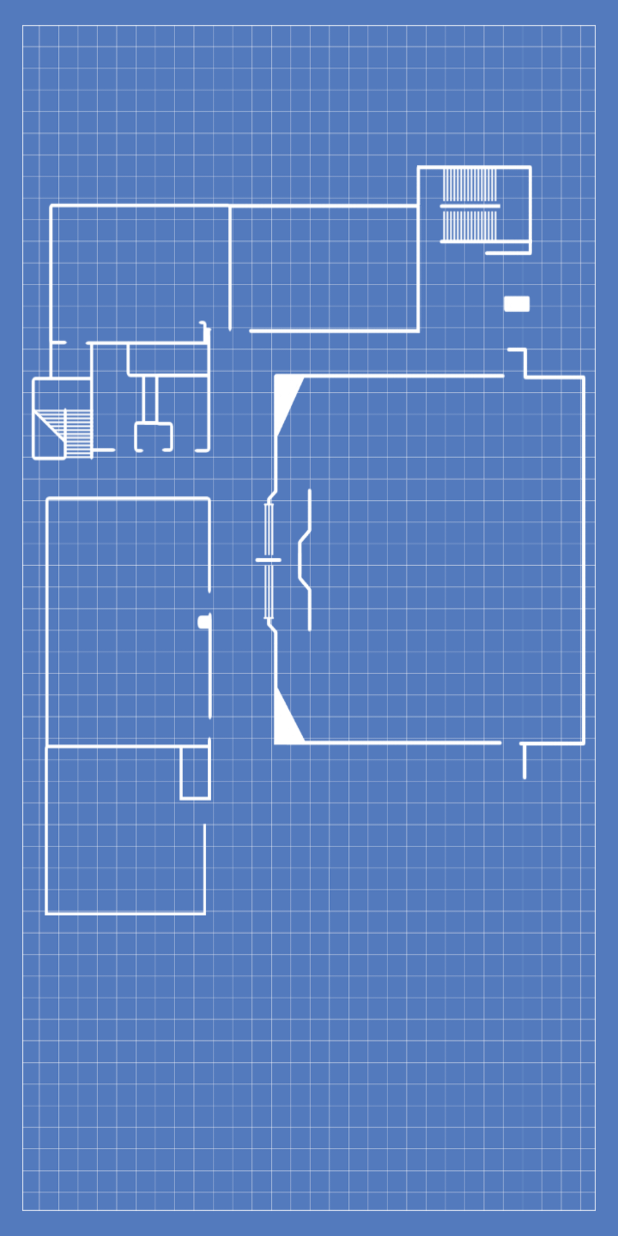
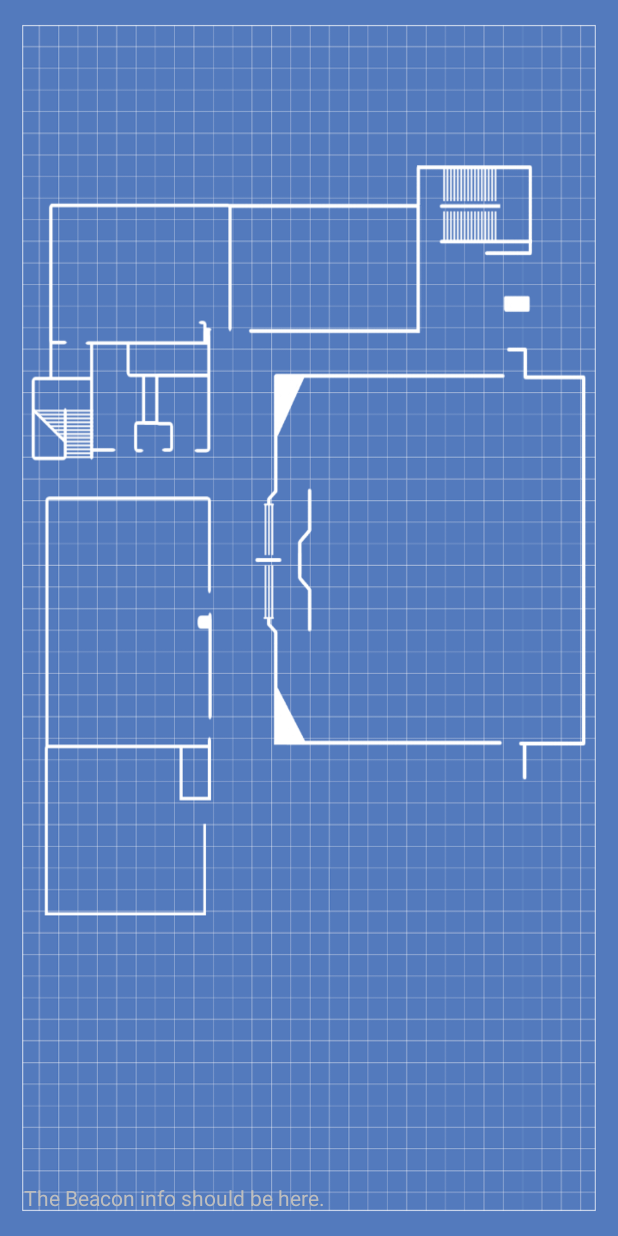
Before and after one commit to damouse/Bandela, an Android app: the screen it shows after launch (ViewMap), after a tap on "view map", on a phone screen of 412 x 824 dp. Run offline under Robolectric (Android 15) with nearby library versions, the phone set to English and light mode, and no system bars; 15 statements that could not run were skipped.

Commit message:
For testing purposes, I required that the constructor for gimbalHelper class require a TextView, specifically to alter the TextView located at the bottom of the "View Map" layout. However, I did not have success with the gimbalHelper class, and therefore constructed a BeaconEventListener and PlaceEventListener independent of the gimbalHelper class. Unfortunately, none of these have worked yet. I am more than willing to collaborate with someone tomorrow, otherwise I will continue to work on it myself. The program works and does not disrupt anything or cause any errors, so I am pushing it so if others decide to collaborate, they can see what I have setup in the ViewMap.java file.

```diff
--- a/app/src/main/java/wings/bandela/MainActivity.java
+++ b/app/src/main/java/wings/bandela/MainActivity.java
@@ -139,11 +139,10 @@ public class MainActivity extends Activity {
         /*
         Start of gimbal testing code that uses the gimbalHelper class.
          */
-        gimbalHelper theGimbalHelper = new gimbalHelper();
-        theGimbalHelper.addBeacon("beacon 1", "You have detected the beacon : beacon 1");
-        theGimbalHelper.addBeacon("beacon 2", "You have detected the beacon : beacon 2");
-        theGimbalHelper.addPlace("You have entered the place \"beacon 1\"!", "You have left the place \"beacon 1\"!", "beacon 1");
-
+        //gimbalHelper theGimbalHelper = new gimbalHelper();
+        //theGimbalHelper.addBeacon("beacon 1", "You have detected the beacon : beacon 1");
+        //theGimbalHelper.addBeacon("beacon 2", "You have detected the beacon : beacon 2");
+        //theGimbalHelper.addPlace("You have entered the place \"beacon 1\"!", "You have left the place \"beacon 1\"!", "beacon 1");
         /*
             TESTING finished for Gimbal code.
          */
--- a/app/src/main/java/wings/bandela/ViewMap.java
+++ b/app/src/main/java/wings/bandela/ViewMap.java
@@ -5,14 +5,68 @@ import android.support.v7.app.ActionBarActivity;
 import android.os.Bundle;
 import android.view.Menu;
 import android.view.MenuItem;
+import android.widget.TextView;
+import android.widget.Toast;
+
+import com.gimbal.android.BeaconEventListener;
+import com.gimbal.android.BeaconSighting;
+import com.gimbal.android.BeaconManager;
+import com.gimbal.android.Gimbal;
+import com.gimbal.android.PlaceEventListener;
+import com.gimbal.android.PlaceManager;
+import com.gimbal.android.Visit;
+
+import java.util.List;
 
 
 public class ViewMap extends Activity {
+
+    TextView beaconDetectorTextView;
+    BeaconEventListener beaconEventListener;
+    PlaceEventListener placeEventListener;
+    BeaconManager beaconManager;
+    PlaceManager placeManager;
 
     @Override
     protected void onCreate(Bundle savedInstanceState) {
         super.onCreate(savedInstanceState);
         setContentView(R.layout.activity_view_map);
+
+        Gimbal.setApiKey(this.getApplication(), "41238e20-69b3-48f7-b5b5-9648d9ba4dfb"); //"## PLACE YOUR API KEY HERE ##"
+
+
+        beaconDetectorTextView = (TextView) findViewById(R.id.beaconDetectorTextView);
+        beaconDetectorTextView.setText("The Beacon info should be here.");
+
+        //gimbalHelper theGimbalHelper = new gimbalHelper(beaconDetectorTextView);
+        //theGimbalHelper.addBeacon("beacon 5", "Hello you have seen me! Beacon 4!");
+
+        beaconEventListener = new BeaconEventListener() {
+            @Override
+            public void onBeaconSighting(BeaconSighting beaconSighting) {
+                //super.onBeaconSighting(beaconSighting);
+                beaconDetectorTextView.setText(beaconSighting.getRSSI());
+                Toast aTestingMessage = Toast.makeText(getBaseContext(), "We detected a beacon! " + beaconSighting.getRSSI(), Toast.LENGTH_LONG);
+                aTestingMessage.show();
+            }
+        };
+        beaconManager = new BeaconManager();
+        beaconManager.addListener(beaconEventListener);
+        beaconManager.startListening();
+
+        placeEventListener = new PlaceEventListener() {
+            @Override
+            public void onBeaconSighting(BeaconSighting beaconSighting, List<Visit> visits) {
+                //super.onBeaconSighting(beaconSighting, visits);
+                beaconDetectorTextView.setText(beaconSighting.getRSSI());
+                Toast aTestingMessage = Toast.makeText(getBaseContext(), "We detected a beacon! " + beaconSighting.getRSSI(), Toast.LENGTH_LONG);
+                aTestingMessage.show();
+
+
+            }
+        };
+        PlaceManager.getInstance().addListener(placeEventListener);
+        PlaceManager.getInstance().startMonitoring();
     }
 
 
--- a/app/src/main/res/layout/activity_view_map.xml
+++ b/app/src/main/res/layout/activity_view_map.xml
@@ -6,4 +6,11 @@
     android:paddingBottom="@dimen/activity_vertical_margin" tools:context="wings.bandela.ViewMap"
     android:background="@drawable/md_blueprint">
 
+    <TextView
+        android:id="@+id/beaconDetectorTextView"
+        android:text="This is where detected beacon detail will go"
+        android:layout_width="fill_parent"
+        android:layout_height="wrap_content"
+        android:layout_alignParentBottom="true"/>
+
 </RelativeLayout>
```
Also changed, not shown: app/src/main/java/wings/bandela/gimbalHelper.java (+7 -3 lines).
